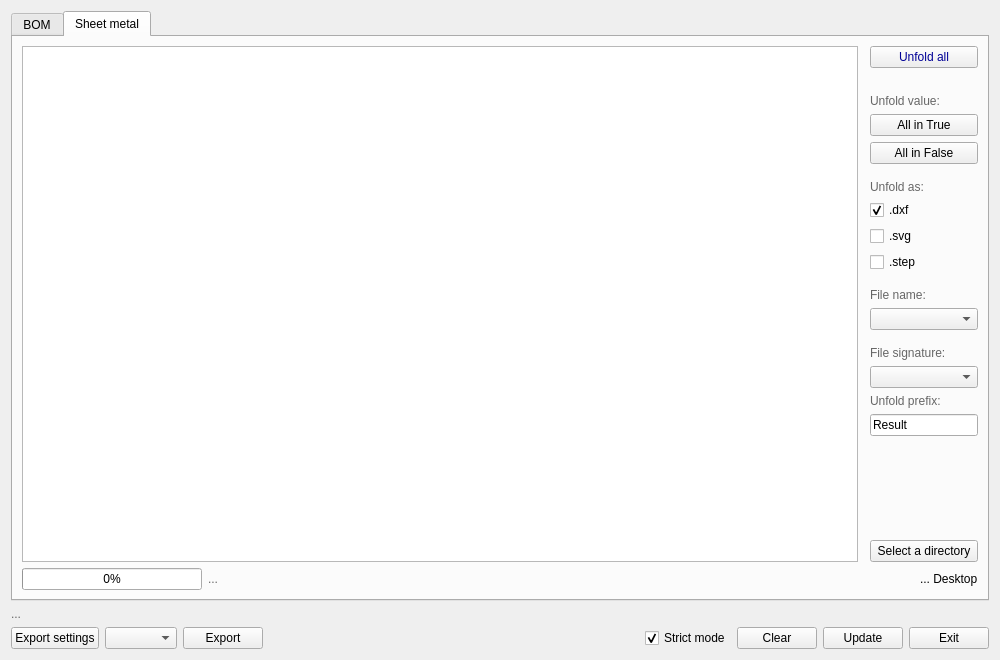
Above: repo/ui/info.ui from GS90/addFC before the change. Below: the same form after it.
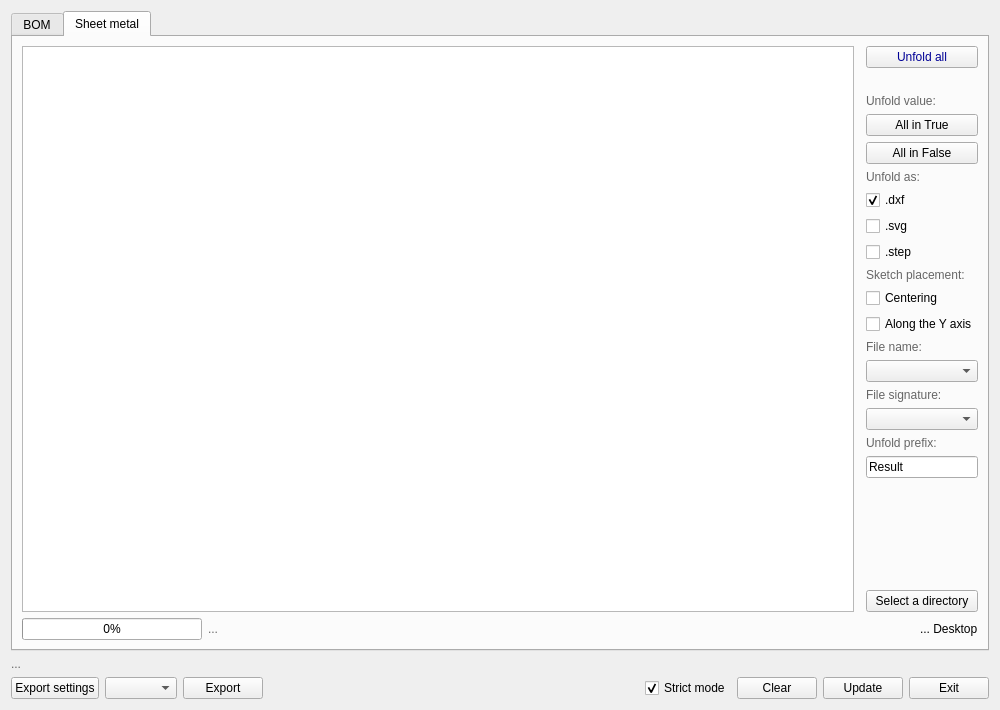
That is the form after the change. The open tabs and pages were chosen to show the change.

```diff
--- a/repo/ui/info.ui
+++ b/repo/ui/info.ui
@@ -8,13 +8,13 @@
     <x>0</x>
     <y>0</y>
     <width>1000</width>
-    <height>660</height>
+    <height>710</height>
    </rect>
   </property>
   <property name="minimumSize">
    <size>
     <width>800</width>
-    <height>660</height>
+    <height>710</height>
    </size>
   </property>
   <property name="windowTitle">
@@ -206,22 +206,6 @@
              </property>
             </widget>
            </item>
-           <item>
-            <spacer name="verticalSpacer_2">
-             <property name="orientation">
-              <enum>Qt::Vertical</enum>
-             </property>
-             <property name="sizeType">
-              <enum>QSizePolicy::Minimum</enum>
-             </property>
-             <property name="sizeHint" stdset="0">
-              <size>
-               <width>20</width>
-               <height>10</height>
-              </size>
-             </property>
-            </spacer>
-           </item>
            <item>
             <widget class="QLabel" name="labelExport">
              <property name="styleSheet">
@@ -257,20 +241,28 @@
             </widget>
            </item>
            <item>
-            <spacer name="verticalSpacer_3">
-             <property name="orientation">
-              <enum>Qt::Vertical</enum>
+            <widget class="QLabel" name="labelAlignment">
+             <property name="styleSheet">
+              <string notr="true">color: #666</string>
              </property>
-             <property name="sizeType">
-              <enum>QSizePolicy::Minimum</enum>
+             <property name="text">
+              <string>Sketch placement:</string>
              </property>
-             <property name="sizeHint" stdset="0">
-              <size>
-               <width>20</width>
-               <height>10</height>
-              </size>
+            </widget>
+           </item>
+           <item>
+            <widget class="QCheckBox" name="checkBoxCentering">
+             <property name="text">
+              <string>Centering</string>
              </property>
-            </spacer>
+            </widget>
+           </item>
+           <item>
+            <widget class="QCheckBox" name="checkBoxAlongY">
+             <property name="text">
+              <string>Along the Y axis</string>
+             </property>
+            </widget>
            </item>
            <item>
             <widget class="QLabel" name="labelName">
@@ -285,22 +277,6 @@
            <item>
             <widget class="QComboBox" name="comboBoxName"/>
            </item>
-           <item>
-            <spacer name="verticalSpacer_4">
-             <property name="orientation">
-              <enum>Qt::Vertical</enum>
-             </property>
-             <property name="sizeType">
-              <enum>QSizePolicy::Minimum</enum>
-             </property>
-             <property name="sizeHint" stdset="0">
-              <size>
-               <width>20</width>
-               <height>10</height>
-              </size>
-             </property>
-            </spacer>
-           </item>
            <item>
             <widget class="QLabel" name="labelSignature">
              <property name="styleSheet">
@@ -339,7 +315,7 @@
              <property name="sizeHint" stdset="0">
               <size>
                <width>20</width>
-               <height>40</height>
+               <height>20</height>
               </size>
              </property>
             </spacer>
```
